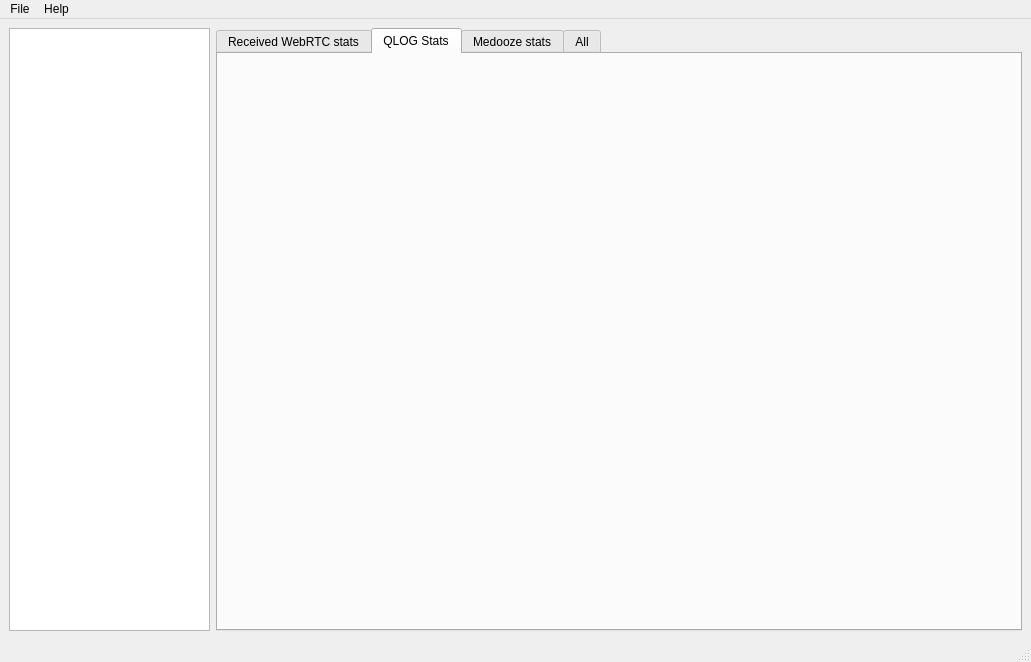
Before: the Qt Designer form src/main_window.ui in dbaldassi/quic-tunnel-stats-viewer, drawn with Qt 5.
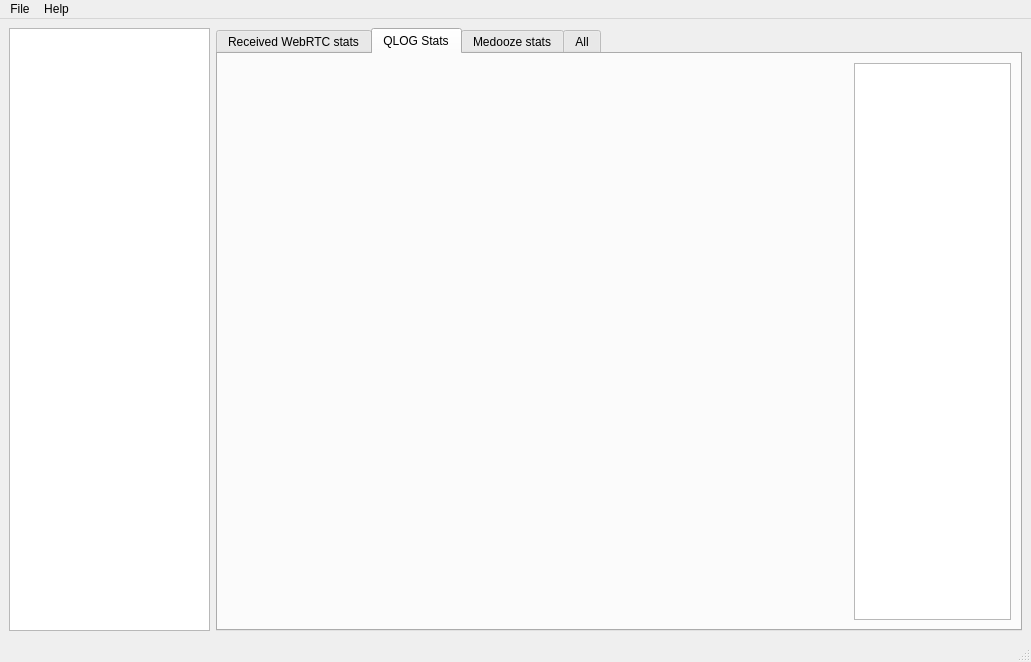
After: the same form once the commit is applied. The open tabs and pages were chosen to show the change.

Commit message: add qlog display (mvfst only)

The edit to the form file:
```diff
--- a/src/main_window.ui
+++ b/src/main_window.ui
@@ -66,7 +66,14 @@
          <attribute name="title">
           <string>QLOG Stats</string>
          </attribute>
-         <layout class="QVBoxLayout" name="verticalLayout_3"/>
+         <layout class="QHBoxLayout" name="horizontalLayout_5" stretch="4,1">
+          <item>
+           <layout class="QVBoxLayout" name="qlog_chart_layout"/>
+          </item>
+          <item>
+           <widget class="QListWidget" name="legend_qlog"/>
+          </item>
+         </layout>
         </widget>
         <widget class="QWidget" name="medooze_tab">
          <attribute name="title">
```
Left out of the diff: 2 changed lines with no effect on the pictures. The commit also changes 8 other files.
